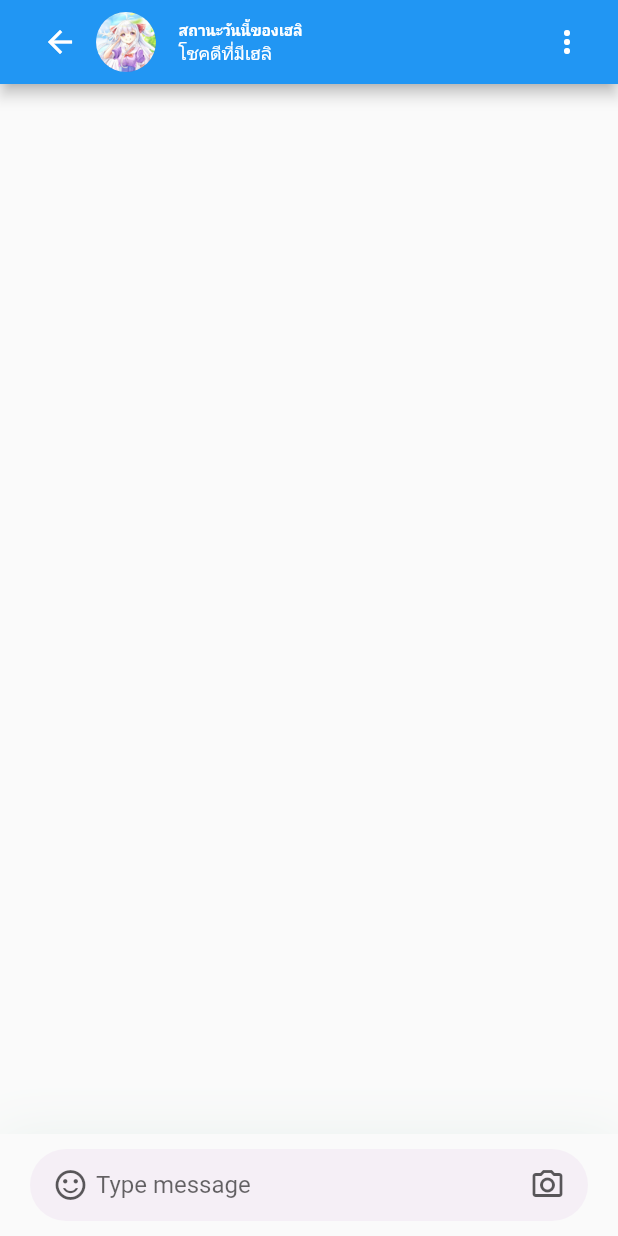
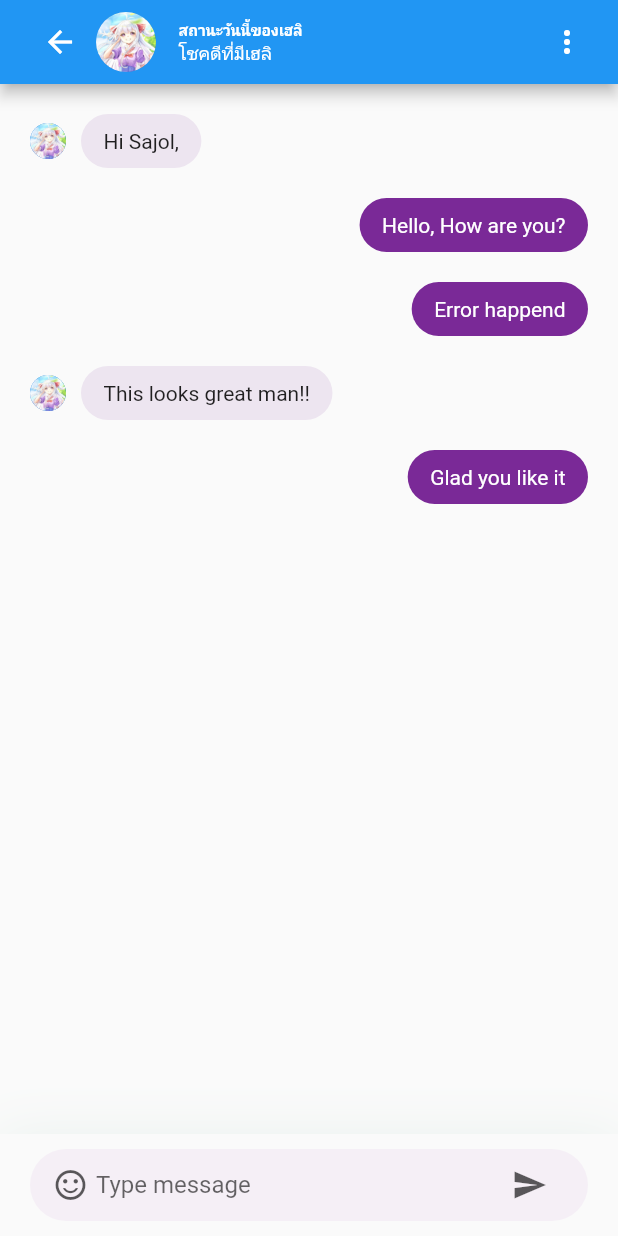
Before and after one commit to boraprae/heli_bifrost_project, a Flutter app: the screen it shows after launch, on a phone screen of 412 x 824 dp. Run offline on Flutter 3.47's test engine with Material 2 defaults, Android fonts, the phone set to English and light mode, and no system bars.

```diff
--- a/lib/chats/chatScreen.dart
+++ b/lib/chats/chatScreen.dart
@@ -72,11 +72,11 @@ class _ChatScreenState extends State<ChatScreen> {
           Expanded(
             child: Padding(
               padding: const EdgeInsets.symmetric(horizontal: kDefaultPadding),
-              // child: ListView.builder(
-              //   itemCount: demeChatMessages.length,
-              //   itemBuilder: (context, index) =>
-              //       Message(message: demeChatMessages[index]),
-              // ),
+              child: ListView.builder(
+                itemCount: demeChatMessages.length,
+                itemBuilder: (context, index) =>
+                    Message(message: demeChatMessages[index]),
+              ),
             ),
           ),
           ChatInputField(),
--- a/lib/chats/components/chat_input_field.dart
+++ b/lib/chats/components/chat_input_field.dart
@@ -54,14 +54,26 @@ class ChatInputField extends StatelessWidget {
                         ),
                       ),
                     ),
-                    Icon(
-                      Icons.camera_alt_outlined,
-                      color: Theme.of(context)
-                          .textTheme
-                          .bodyText1!
-                          .color!
-                          .withOpacity(0.64),
+                    //?=== Send Message Button ===?
+                    IconButton(
+                      onPressed: () {},
+                      icon: Icon(
+                        Icons.send,
+                        color: Theme.of(context)
+                            .textTheme
+                            .bodyText1!
+                            .color!
+                            .withOpacity(0.64),
+                      ),
                     ),
+                    // Icon(
+                    //   Icons.camera_alt_outlined,
+                    //   color: Theme.of(context)
+                    //       .textTheme
+                    //       .bodyText1!
+                    //       .color!
+                    //       .withOpacity(0.64),
+                    // ),
                   ],
                 ),
               ),
--- a/lib/chats/components/message.dart
+++ b/lib/chats/components/message.dart
@@ -2,10 +2,6 @@ import 'package:flutter/material.dart';
 import 'package:heli_bifrost_project/chats/components/text_message.dart';
 import 'package:heli_bifrost_project/constants.dart';
 import 'package:heli_bifrost_project/models/chatMessage.dart';
-
-// import 'audio_message.dart';
-// import 'text_message.dart';
-// import 'video_message.dart';
 
 class Message extends StatelessWidget {
   const Message({
@@ -17,92 +13,95 @@ class Message extends StatelessWidget {
 
   @override
   Widget build(BuildContext context) {
-    // Widget messageContaint(ChatMessage message) {
-    //   switch (message.messageType) {
-    //     case ChatMessageType.text:
-    //       return TextMessage(message: message);
-    //     // case ChatMessageType.audio:
-    //     //   return AudioMessage(message: message);
-    //     // case ChatMessageType.video:
-    //       // return VideoMessage();
-    //     default:
-    //       return SizedBox();
-    //   }
-    // }
     Size size = MediaQuery.of(context).size;
     return Padding(
       padding: const EdgeInsets.only(top: kDefaultPadding),
-      child: SizedBox(
       child: Row(
-          //  mainAxisAlignment: message.isSender
-          //     ? MainAxisAlignment.end
-          //     : MainAxisAlignment.start,
-          // children: [
-          //   if (!message.isSender) ...[
-          //     CircleAvatar(
-          //       radius: 12,
-          //       backgroundImage: AssetImage("assets/images/heli_profile.jpg"),
-          //     ),
-          //     SizedBox(width: kDefaultPadding / 2),
-          //   ],
-          //   TextMessage(message: message),
-          //   if (message.isSender)
-          //     MessageStatusDot(status: message.messageStatus)
-          // ],
-          mainAxisAlignment: message.isSender
-              ? MainAxisAlignment.end
-              : MainAxisAlignment.start,
+        mainAxisAlignment:
+            message.isSender ? MainAxisAlignment.end : MainAxisAlignment.start,
         children: [
           if (!message.isSender) ...[
             CircleAvatar(
               radius: 12,
               backgroundImage: AssetImage("assets/images/heli_profile.jpg"),
             ),
-              SizedBox(width: kDefaultPadding / 2),
+            SizedBox(
+              width: kDefaultPadding / 2,
+            ),
           ],
-            TextMessage(message: message),
-            if (message.isSender)
-              MessageStatusDot(status: message.messageStatus)
+          TextMessage(
+            message: message,
+          ),
         ],
+      ),
+    );
+  }
+}
+
+class TextMessage extends StatelessWidget {
+  const TextMessage({
+    Key? key,
+    required this.message,
+  }) : super(key: key);
+
+  final ChatMessage message;
+
+  @override
+  Widget build(BuildContext context) {
+    return Container(
+      padding: EdgeInsets.symmetric(
+        horizontal: kDefaultPadding * 0.75,
+        vertical: kDefaultPadding / 2,
+      ),
+      decoration: BoxDecoration(
+        color: purpleG.withOpacity(message.isSender ? 1 : 0.1),
+        borderRadius: BorderRadius.circular(30),
+      ),
+      child: Text(
+        message.text,
+        style: TextStyle(
+          color: message.isSender
+              ? Colors.white
+              : Theme.of(context).textTheme.bodyText1?.color,
         ),
       ),
     );
   }
 }
 
-class MessageStatusDot extends StatelessWidget {
-  final MessageStatus? status;
+// class MessageStatusDot extends StatelessWidget {
+//   final MessageStatus? status;
 
-  const MessageStatusDot({Key? key, this.status}) : super(key: key);
-  @override
-  Widget build(BuildContext context) {
-    Size size = MediaQuery.of(context).size;
-    Color dotColor(MessageStatus status) {
-      switch (status) {
-        case MessageStatus.not_sent:
-          return Colors.red;
-        case MessageStatus.not_view:
-          return Theme.of(context).textTheme.bodyText1!.color!.withOpacity(0.1);
-        case MessageStatus.viewed:
-          return Colors.purple;
-        default:
-          return Colors.transparent;
-      }
-    }
+//   const MessageStatusDot({Key? key, this.status}) : super(key: key);
+//   @override
+//   Widget build(BuildContext context) {
+//     Size size = MediaQuery.of(context).size;
+//     Color dotColor(MessageStatus status) {
+//       switch (status) {
+//         case MessageStatus.not_sent:
+//           return Colors.red;
+//         case MessageStatus.not_view:
+//           return Theme.of(context).textTheme.bodyText1!.color!.withOpacity(0.1);
+//         case MessageStatus.viewed:
+//           return Colors.purple;
+//         default:
+//           return Colors.transparent;
+//       }
+//     }
 
-    return Container(
-      margin: EdgeInsets.only(left: kDefaultPadding / 2),
-      height: 12,
-      width: 12,
-      decoration: BoxDecoration(
-        color: dotColor(status!),
-        shape: BoxShape.circle,
-      ),
-      child: Icon(
-        status == MessageStatus.not_sent ? Icons.close : Icons.done,
-        size: 8,
-        color: Theme.of(context).scaffoldBackgroundColor,
-      ),
-    );
-  }
-}
+//     return Container(
+//       margin: EdgeInsets.only(left: kDefaultPadding / 2),
+//       height: 12,
+//       width: 12,
+//       decoration: BoxDecoration(
+//         color: dotColor(status!),
+//         shape: BoxShape.circle,
+//       ),
+//       child: Icon(
+//         status == MessageStatus.not_sent ? Icons.close : Icons.done,
+//         size: 8,
+//         color: Theme.of(context).scaffoldBackgroundColor,
+//       ),
+//     );
+//   }
+// }
--- a/lib/models/chatMessage.dart
+++ b/lib/models/chatMessage.dart
@@ -28,18 +28,18 @@ List demeChatMessages = [
     messageStatus: MessageStatus.viewed,
     isSender: true,
   ),
-  ChatMessage(
-    text: "",
-    messageType: ChatMessageType.audio,
-    messageStatus: MessageStatus.viewed,
-    isSender: false,
-  ),
-  ChatMessage(
-    text: "",
-    messageType: ChatMessageType.video,
-    messageStatus: MessageStatus.viewed,
-    isSender: true,
-  ),
+  // ChatMessage(
+  //   text: "",
+  //   messageType: ChatMessageType.audio,
+  //   messageStatus: MessageStatus.viewed,
+  //   isSender: false,
+  // ),
+  // ChatMessage(
+  //   text: "",
+  //   messageType: ChatMessageType.video,
+  //   messageStatus: MessageStatus.viewed,
+  //   isSender: true,
+  // ),
   ChatMessage(
     text: "Error happend",
     messageType: ChatMessageType.text,
```
Lines whose indentation alone changed are shown as unchanged.
